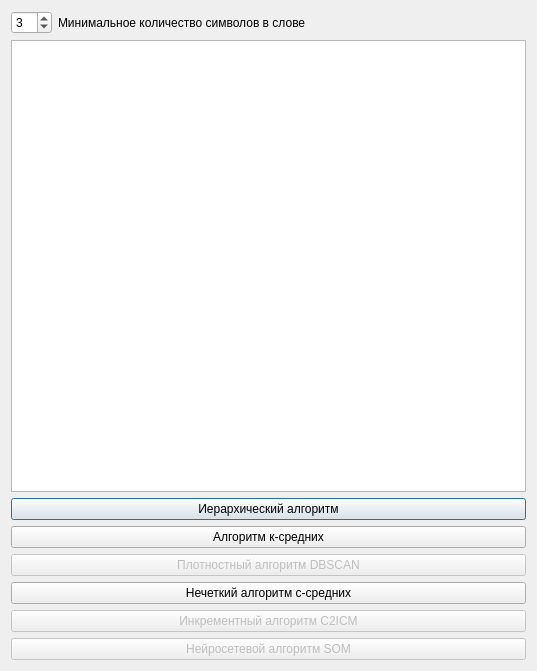
AndreyTulyakov/TextStageProcessor, file sources/DialogConfigClasterization.ui: the form before one commit.
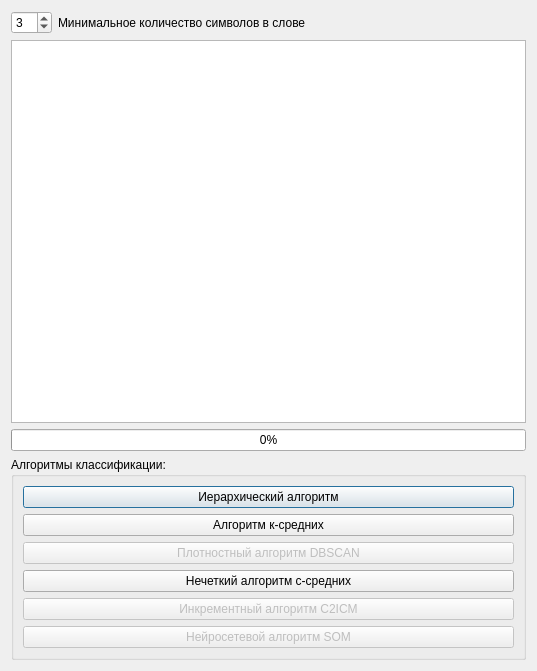
The form after the commit.

Diff of the .ui file:
```diff
--- a/sources/DialogConfigClasterization.ui
+++ b/sources/DialogConfigClasterization.ui
@@ -53,6 +53,19 @@
     </widget>
    </item>
    <item>
+    <widget class="QProgressBar" name="progressBar">
+     <property name="value">
+      <number>0</number>
+     </property>
+    </widget>
+   </item>
+   <item>
+    <widget class="QGroupBox" name="groupButtonsBox">
+     <property name="title">
+      <string>Алгоритмы классификации:</string>
+     </property>
+     <layout class="QVBoxLayout" name="verticalLayout_2">
+      <item>
     <widget class="QPushButton" name="buttonClasterization">
      <property name="text">
       <string>Иерархический алгоритм</string>
@@ -101,6 +114,9 @@
      <property name="text">
       <string>Нейросетевой алгоритм SOM</string>
      </property>
+       </widget>
+      </item>
+     </layout>
     </widget>
    </item>
   </layout>
```
Lines whose indentation alone changed are shown as unchanged.
